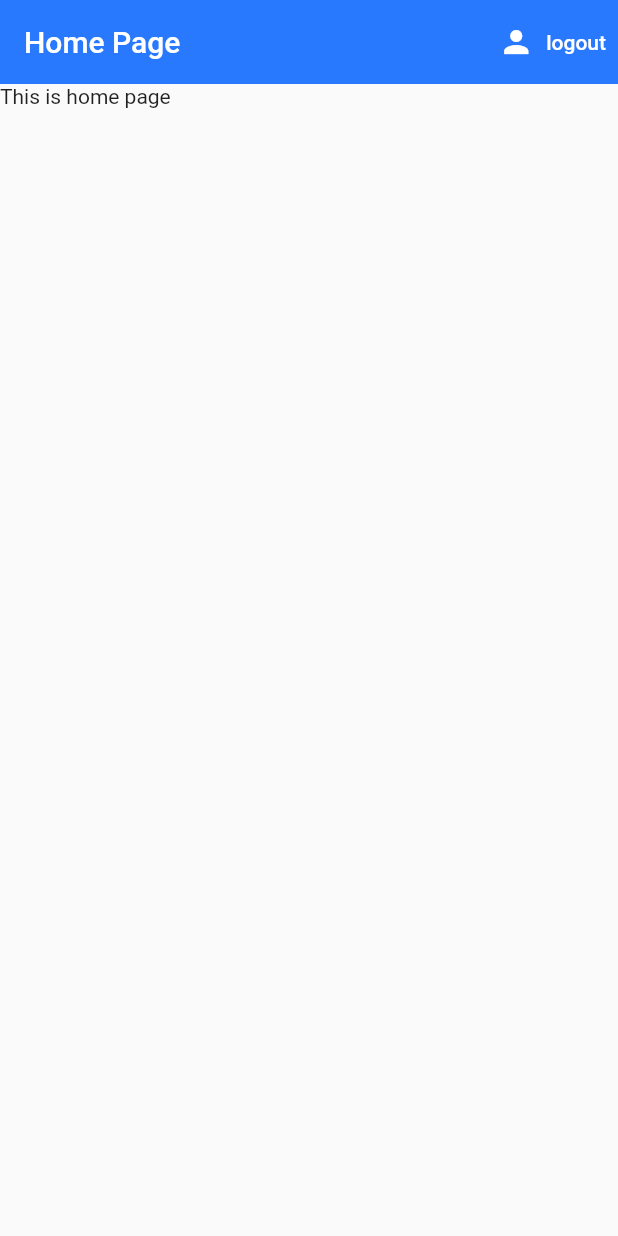
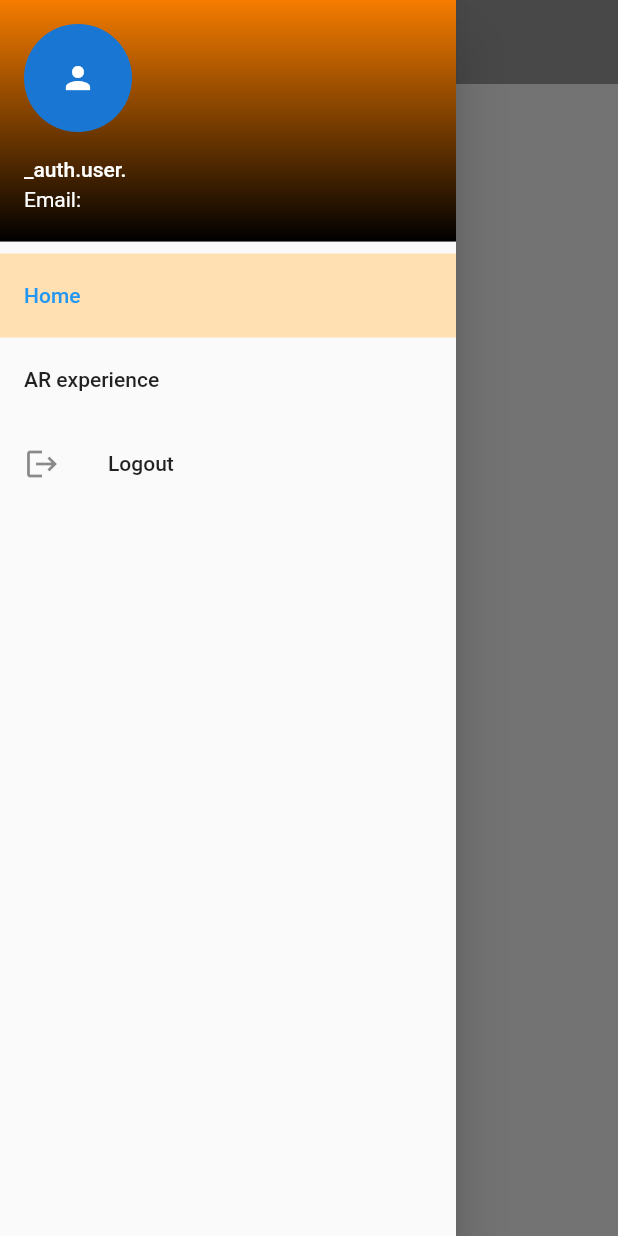
Before and after one commit to bayrem999/Flutter-Firebase-SignIn, a Flutter app: the screen it shows once a user with an empty profile is signed in, with the side drawer open (before the commit the screen has no drawer), on a phone screen of 412 x 824 dp. Run offline on Flutter 3.47's test engine with Material 2 defaults, Android fonts, the phone set to English and light mode, and no system bars; our stand-ins replace animated_splash_screen, cloud_firestore, firebase_auth, firebase_core, lottie; accounts and stored records are empty.

Commit message:
UI_update : custom drawer fixed

```diff
--- a/lib/main.dart
+++ b/lib/main.dart
@@ -1,6 +1,9 @@
 import 'package:flutter/material.dart';
 import 'package:sign_in/Models/User.dart';
 import 'package:sign_in/Services/auth.dart';
+import 'package:sign_in/screens/Home/AR.dart';
+import 'package:sign_in/screens/Home/AppState.dart';
+import 'package:sign_in/screens/Home/home_screen.dart';
 import 'package:sign_in/screens/Wrapper.dart';
 import 'package:sign_in/screens/splach_screen.dart';
 import 'package:firebase_core/firebase_core.dart';
@@ -16,7 +19,12 @@ void main() async {
 
   // other Firebase service initialization
 
-  runApp(MyApp());
+  runApp(
+    ChangeNotifierProvider<AppState>(
+      create: (context) => AppState(),
+      child: MyApp(),
+    ),
+  );
 }
 
 class MyApp extends StatelessWidget {
@@ -30,6 +38,12 @@ class MyApp extends StatelessWidget {
       initialData: null,
       child: MaterialApp(
 
+        title: 'My App',
+
+        routes: {
+          '/home': (context) => home(),
+          '/ar': (context) => AR(),
+        },
         home: splach(),
       ),
     );
--- a/lib/screens/Authentification/sign_in.dart
+++ b/lib/screens/Authentification/sign_in.dart
@@ -217,6 +217,7 @@ class _SignInState extends State<SignIn> {
                               border: InputBorder.none
                           ),
                           validator: (val) => val!.isEmpty ? 'enter an email ' : null,
+
                           onChanged: (val) {
                             setState(() => email = val);
                           },
--- /dev/null
+++ b/lib/screens/Home/AppState.dart
@@ -0,0 +1,13 @@
+import 'package:flutter/material.dart';
+
+
+class AppState extends ChangeNotifier {
+  int _selectedIndex = 0;
+
+  int get selectedIndex => _selectedIndex;
+
+  set selectedIndex(int index) {
+    _selectedIndex = index;
+    notifyListeners();
+  }
+}
--- /dev/null
+++ b/lib/screens/Home/CustomDrawer.dart
@@ -0,0 +1,104 @@
+import 'package:firebase_auth/firebase_auth.dart';
+import 'package:flutter/material.dart';
+import 'package:provider/provider.dart';
+import 'package:sign_in/screens/Home/AR.dart';
+import 'package:sign_in/Services/auth.dart';
+import 'package:sign_in/screens/Authentification/ForgotPass.dart';
+import 'package:sign_in/screens/Home/AppState.dart';
+import 'package:sign_in/screens/Home/home_screen.dart';
+
+
+class customDrawer extends StatefulWidget {
+  late final int selectedIndex;
+
+  customDrawer(this.selectedIndex);
+
+
+
+  @override
+  State<customDrawer> createState() => _customDrawerState();
+
+}
+
+class _customDrawerState extends State<customDrawer> {
+  final AuthService _auth= AuthService();
+
+
+
+
+  @override
+  Widget build(BuildContext context) {
+    User? user = FirebaseAuth.instance.currentUser;
+    var appState = Provider.of<AppState>(context);
+
+
+    return Drawer(
+
+
+
+      child: Column(
+        children: [
+          UserAccountsDrawerHeader(
+            accountName: Text("_auth.user."),
+            accountEmail: Text('Email: ${user?.email ?? "N/A"}'),
+            currentAccountPicture: CircleAvatar(
+              child: Icon(Icons.person),
+            ),
+            decoration: BoxDecoration(
+              color: Colors.orange.shade700,
+              gradient: LinearGradient(
+                colors: [Colors.orange.shade700, Colors.black],
+                begin: Alignment.topCenter,
+                end: Alignment.bottomCenter,
+              ),
+            ),
+          ),
+         Expanded(
+          child: ListView(
+            children:   [
+          ListTile(
+          title: Text('Home'),
+            onTap: () {
+              var appState = Provider.of<AppState>(context, listen: false);
+              appState.selectedIndex = 0;
+              Navigator.pop(context);
+              Navigator.pushNamed(context, '/home');
+            },
+            selected: appState.selectedIndex == 0,
+            selectedTileColor: Colors.orange.shade100,
+         ),
+          ListTile(
+            title: Text('AR experience'),
+            onTap: () {
+              var appState = Provider.of<AppState>(context, listen: false);
+              appState.selectedIndex = 1;
+              Navigator.pop(context);
+              Navigator.pushNamed(context, '/ar'); // Navigate to the AR screen
+            },
+            selected: appState.selectedIndex == 1,
+            selectedTileColor: Colors.orange.shade100,
+          ),
+          // Add more items as needed
+
+              // Add more ListTile widgets as needed
+              ListTile(
+                leading: Icon(Icons.logout),
+                title: Text('Logout'),
+                onTap: () async {
+                  await _auth.signOut();
+
+                },
+
+              )
+
+
+
+            ],
+          ),
+        ),
+        ],
+      ),
+
+    );
+  }
+}
--- a/lib/screens/Home/home_screen.dart
+++ b/lib/screens/Home/home_screen.dart
@@ -1,34 +1,38 @@
 import 'package:flutter/material.dart';
+import 'package:provider/provider.dart';
 import 'package:sign_in/Services/auth.dart';
+import 'package:sign_in/screens/Home/AppState.dart';
+import 'package:sign_in/screens/Home/CustomDrawer.dart';
 
 
-class home extends StatelessWidget {
+class home extends StatefulWidget {
 
 
+  @override
+  State<home> createState() => _homeState();
+}
+
+class _homeState extends State<home> {
   final AuthService _auth= AuthService();
+
+
+
 
   @override
   Widget build(BuildContext context) {
+
+    var appState = Provider.of<AppState>(context);
+
     return Scaffold(
 
       backgroundColor: Colors.blueAccent[50],
       appBar: AppBar(
-        title: Text('Home Page'),
-        backgroundColor: Colors.blueAccent[400],
+        title: Text('Home Page',),
+        backgroundColor: Colors.grey,
         elevation: 0.0,
-        actions: <Widget>[
-          TextButton.icon(
-            style: ButtonStyle(
-              foregroundColor: MaterialStateProperty.all<Color>(Colors.white),
-            ),
-            icon: Icon(Icons.person),
-            label: Text('logout'),
-            onPressed: () async {
-              await _auth.signOut();
-            },
-          ),
-        ],
+
       ),
+      drawer: customDrawer(appState.selectedIndex),
 
       body: Container(
         decoration: BoxDecoration(
```
Also changed, not shown: lib/screens/Home/AR.dart (added, +18 -0 lines).
